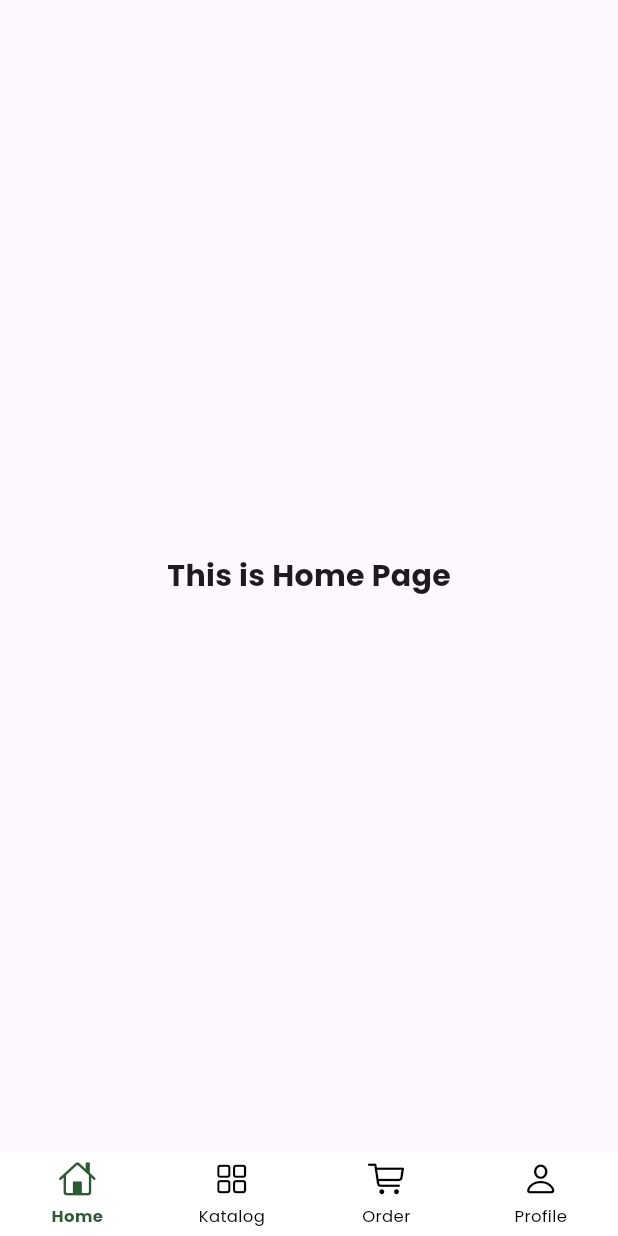
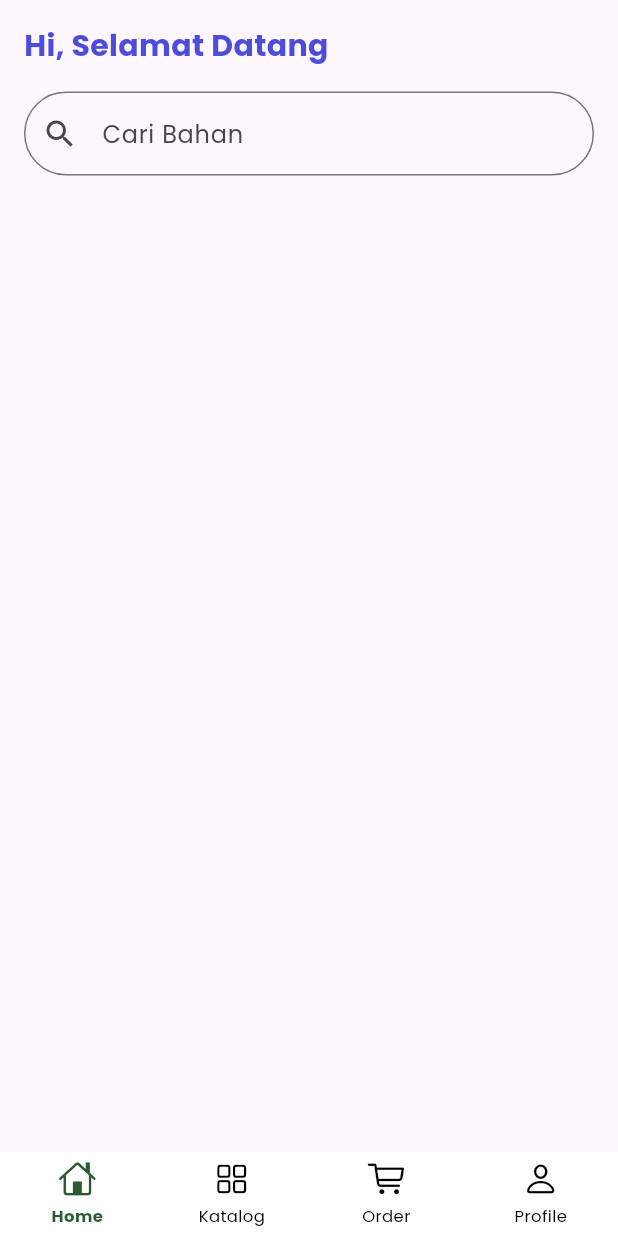
Before and after one commit to Mr-Roma/rafsakaos_mobile, a Flutter app: the screen it shows after launch, on a phone screen of 412 x 824 dp. Run offline on Flutter 3.47's test engine with Material 3 defaults, Android fonts, the phone set to English and light mode, and no system bars; drawn by our look-alikes of animated_bottom_navigation_bar; our stand-ins replace firebase_auth, firebase_core, google_fonts; accounts and stored records are empty.

Commit message:
add search bar to home

```diff
--- a/lib/presentation/pages/homepage.dart
+++ b/lib/presentation/pages/homepage.dart
@@ -6,10 +6,40 @@ class HomePage extends StatelessWidget {
   @override
   Widget build(BuildContext context) {
     return Scaffold(
-      body: Center(
-        child: Text(
-          'This is Home Page',
-          style: TextStyle(fontSize: 20, fontWeight: FontWeight.bold),
+      body: SafeArea(
+        child: SingleChildScrollView(
+          padding: const EdgeInsets.all(16),
+          child: Column(
+            crossAxisAlignment: CrossAxisAlignment.start,
+            children: [
+              Row(
+                mainAxisAlignment: MainAxisAlignment.spaceBetween,
+                children:  const[
+                  Text(
+                    "Hi, Selamat Datang",
+                    style: TextStyle(
+                      fontSize: 20,
+                      fontWeight: FontWeight.bold,
+                      color: Color(0xFF4C4DDC)
+                    ),
+                  ),
+                ],
+              ),
+              const SizedBox(height: 16),
+              TextField(
+                decoration: InputDecoration(
+                  hintText: "Cari Bahan",
+                  prefixIcon: Icon(Icons.search),
+                  border: OutlineInputBorder(
+                    borderRadius: BorderRadius.circular(30),
+                    borderSide: BorderSide(),
+                  ),
+                ),
+              ),
+              const SizedBox(height: 16),
+
+            ],
+          ),
         ),
       ),
     );
```
